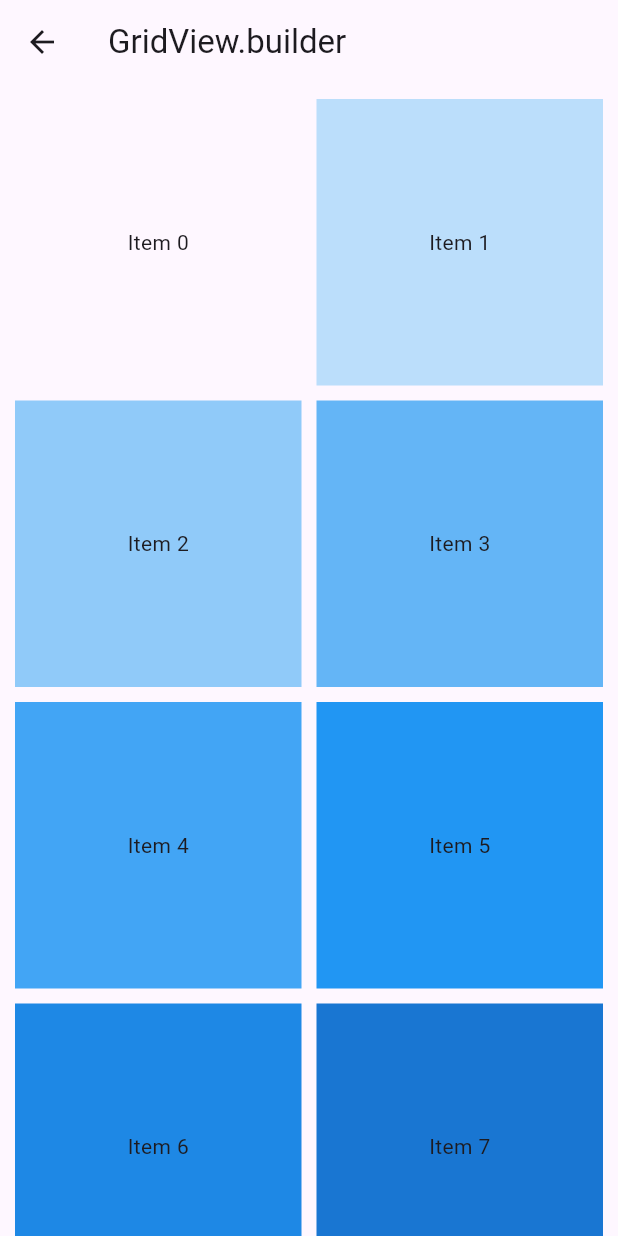
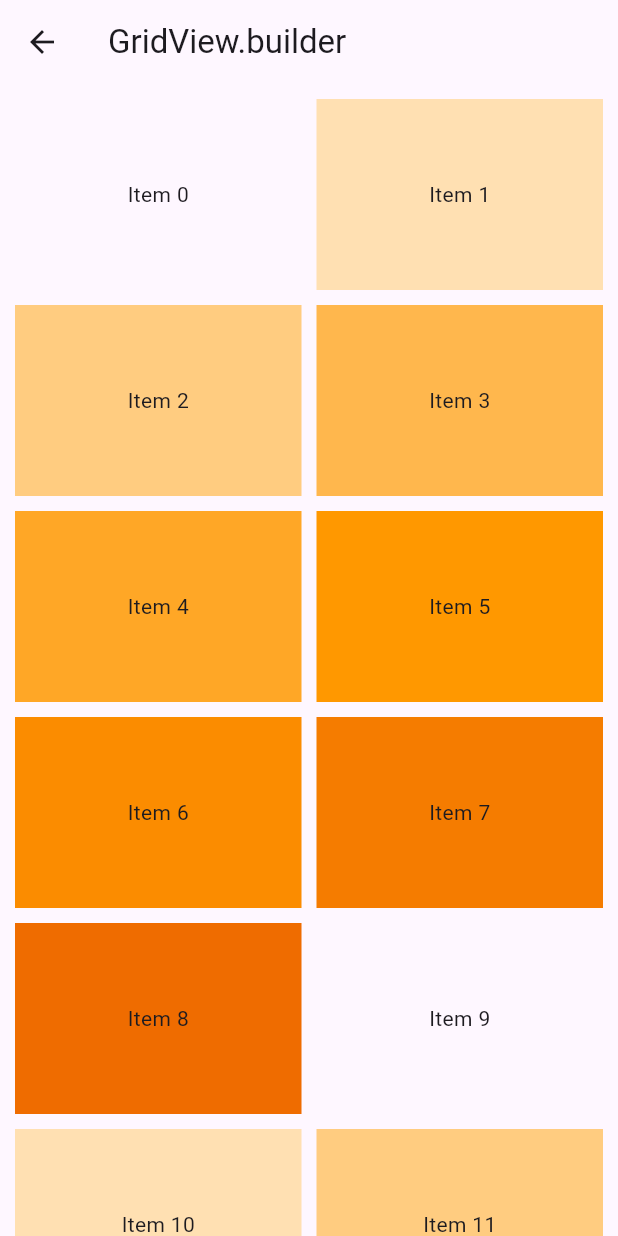
Before and after one commit to bastndev/Widgets_Flutter, a Flutter app: the GridViewBuilder screen opened directly, on a phone screen of 412 x 824 dp. Run offline on Flutter 3.47's test engine with Material 3 defaults, Android fonts, the phone set to English and light mode, and no system bars.

Commit message:
chore: Refactor GridViewWidget to use GridView.builder and update gridview_count.dart

```diff
--- a/lib/practice/gridViewWidget/gridview_builder.dart
+++ b/lib/practice/gridViewWidget/gridview_builder.dart
@@ -13,13 +13,16 @@ class GridViewBuilder extends StatelessWidget {
         padding: const EdgeInsets.all(10.0),
         gridDelegate: const SliverGridDelegateWithFixedCrossAxisCount(
           crossAxisCount: 2,
-          crossAxisSpacing: 10,
-          mainAxisSpacing: 10,
+          crossAxisSpacing: 10.0,
+          mainAxisSpacing: 10.0,
+          // childAspectRatio: 1/4,
+          childAspectRatio: 3/2,
+
         ),
-        itemCount: 10,
+        itemCount: 30,
         itemBuilder: (BuildContext context, int index) {
           return Container(
-            color: Colors.blue[100 * (index % 9)],
+            color: Colors.orange[100 * (index % 9)],
             child: Center(
               child: Text('Item $index'),
             ),
```
Also changed, not shown: lib/practice/gridViewWidget/gridview_count.dart (+19 -3 lines).
